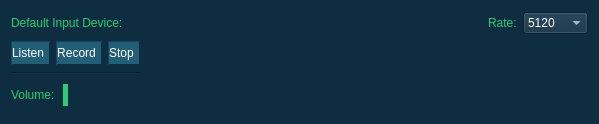
Qt form source/plugins/maudio/main_ui.ui (5l1v3r1/Moderat) before a commit.
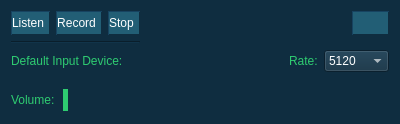
The same form after that commit. Icons and pictures are not drawn.

The edit to the form file:
```diff
--- a/source/plugins/maudio/main_ui.ui
+++ b/source/plugins/maudio/main_ui.ui
@@ -6,7 +6,7 @@
    <rect>
     <x>0</x>
     <y>0</y>
-    <width>599</width>
+    <width>400</width>
     <height>124</height>
    </rect>
   </property>
@@ -159,7 +159,7 @@
      </property>
     </spacer>
    </item>
-   <item row="0" column="0" colspan="2">
+   <item row="3" column="0" colspan="3">
     <layout class="QHBoxLayout" name="horizontalLayout">
      <item>
       <widget class="QLabel" name="defaultInputDeviceLavel">
@@ -222,7 +222,7 @@
      </item>
     </layout>
    </item>
-   <item row="3" column="0" colspan="2">
+   <item row="5" column="0" colspan="3">
     <layout class="QHBoxLayout" name="horizontalLayout_3">
      <item>
       <widget class="QLabel" name="volumeLabel">
@@ -276,6 +276,58 @@
      </item>
     </layout>
    </item>
+   <item row="1" column="2">
+    <widget class="QPushButton" name="alwaysTopButton">
+     <property name="minimumSize">
+      <size>
+       <width>0</width>
+       <height>24</height>
+      </size>
+     </property>
+     <property name="styleSheet">
+      <string notr="true">QPushButton#alwaysTopButton {
+            background: #194759;
+            border: 1px outset;
+            border-color: #0F2D40;
+			color: white;
+			padding-right: 3px;
+            text-decoration: none;
+            background-color: #225E75
+            }
+
+QPushButton#alwaysTopButton:checked {
+            background: #194759;
+			color: grey;
+            border: 1px outset;
+            border-color: #0F2D40;
+            background-color:#1B4C5E;
+            }</string>
+     </property>
+     <property name="text">
+      <string/>
+     </property>
+     <property name="icon">
+      <iconset resource="res.qrc">
+       <normaloff>:/icon/assets/always_top.png</normaloff>:/icon/assets/always_top.png</iconset>
+     </property>
+     <property name="checkable">
+      <bool>true</bool>
+     </property>
+    </widget>
+   </item>
+   <item row="4" column="0" colspan="3">
+    <spacer name="verticalSpacer">
+     <property name="orientation">
+      <enum>Qt::Vertical</enum>
+     </property>
+     <property name="sizeHint" stdset="0">
+      <size>
+       <width>20</width>
+       <height>40</height>
+      </size>
+     </property>
+    </spacer>
+   </item>
   </layout>
  </widget>
  <resources>
```
